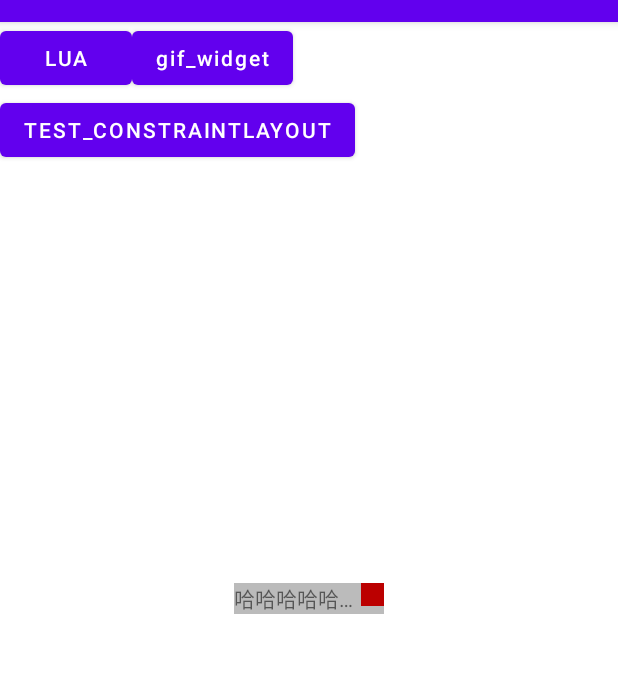
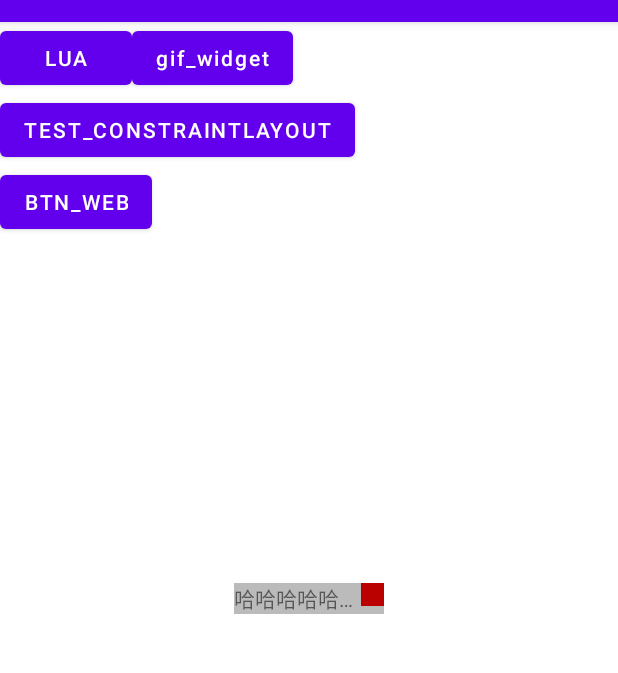
Before and after one commit to ShowMe01/android_learn, an Android app: the screen it shows after launch (MainActivity), on a phone screen of 412 x 824 dp, the part 62-735 px from its top. Run offline under Robolectric (Android 15) with nearby library versions, the phone set to English and light mode, and no system bars; libraries missing offline, so code that uses them is left out: com.immomo.mls, com.tencent.mmkv; 2 statements that could not run were skipped.

Commit message:
新增：百度webview

```diff
--- a/app/src/main/java/com/example/helloworld/MainActivity.kt
+++ b/app/src/main/java/com/example/helloworld/MainActivity.kt
@@ -20,6 +20,7 @@ import com.example.helloworld.constraint.ConstraintActivity
 import com.example.helloworld.gif.GifWidgetActivity
 import com.example.helloworld.lua.LuaActivity
 import com.example.helloworld.notification.NotificationUtil
+import com.example.helloworld.web.WebActivity
 
 class MainActivity : AppCompatActivity() {
     @RequiresApi(Build.VERSION_CODES.O)
@@ -31,6 +32,9 @@ class MainActivity : AppCompatActivity() {
         testGifWidget()
         testConstraintLayout()
 //        testNotification()
+        findViewById<View>(R.id.btn_web).setOnClickListener {
+            startActivity(Intent(this, WebActivity::class.java))
+        }
     }
 
     private fun testConstraintLayout() {
--- a/app/src/main/java/com/example/helloworld/constraint/ConstraintActivity.kt
+++ b/app/src/main/java/com/example/helloworld/constraint/ConstraintActivity.kt
@@ -2,6 +2,8 @@ package com.example.helloworld.constraint
 
 import androidx.appcompat.app.AppCompatActivity
 import android.os.Bundle
+import android.webkit.WebView
+import androidx.swiperefreshlayout.widget.SwipeRefreshLayout
 import com.example.helloworld.R
 
 class ConstraintActivity : AppCompatActivity() {
@@ -9,4 +11,6 @@ class ConstraintActivity : AppCompatActivity() {
         super.onCreate(savedInstanceState)
         setContentView(R.layout.activity_constraint)
     }
+
+
 }
--- a/app/src/main/res/layout/activity_main.xml
+++ b/app/src/main/res/layout/activity_main.xml
@@ -30,6 +30,13 @@
         app:layout_constraintLeft_toLeftOf="parent"
         app:layout_constraintTop_toBottomOf="@id/btn_lua"
         android:text="test_constraintLayout"/>
+    <Button
+        android:id="@+id/btn_web"
+        android:layout_width="wrap_content"
+        android:layout_height="wrap_content"
+        android:text="btn_web"
+        app:layout_constraintTop_toBottomOf="@id/btn_constraints"
+        app:layout_constraintLeft_toLeftOf="parent" />
     <RelativeLayout
         android:id="@+id/rl_container"
         android:layout_width="100dp"
--- a/app/src/main/res/values/colors.xml
+++ b/app/src/main/res/values/colors.xml
@@ -11,4 +11,5 @@
     <color name="light_blue_200">#FF81D4FA</color>
     <color name="light_blue_600">#FF039BE5</color>
     <color name="light_blue_900">#FF01579B</color>
+    <color name="transparent">#00000000</color>
 </resources>
```
Also changed, not shown: app/src/main/AndroidManifest.xml (+8 -4 lines), app/src/main/java/com/example/helloworld/web/WebActivity.kt (added, +63 -0 lines), app/src/main/res/layout/activity_web.xml (added, +15 -0 lines).
